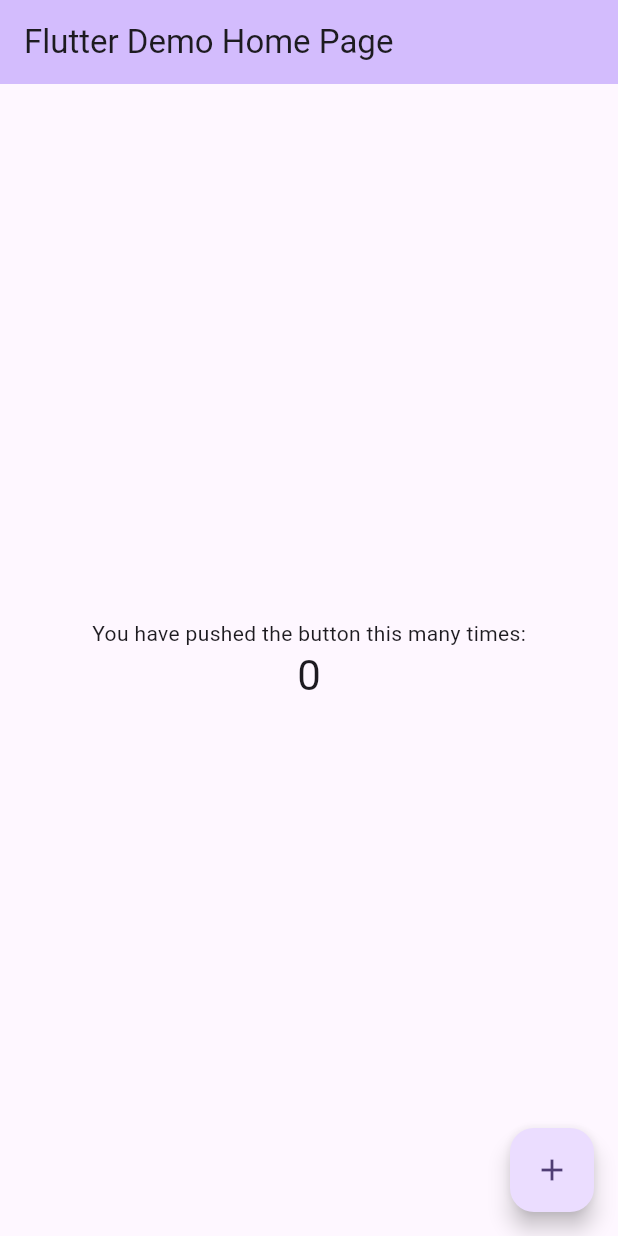
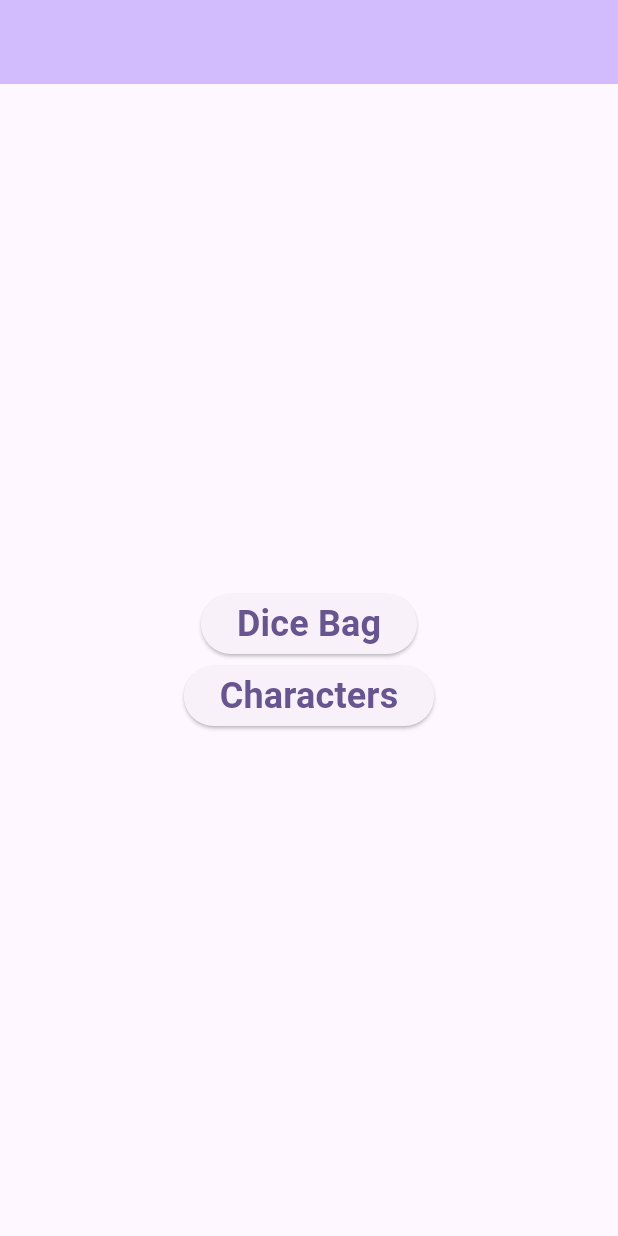
Before and after one commit to BladeLucas/dndassistantapp, a Flutter app: the screen it shows after launch, on a phone screen of 412 x 824 dp. Run offline on Flutter 3.47's test engine with Material 3 defaults, Android fonts, the light colour scheme and no system bars.

Commit message:
Routes created between files, some scaffolding done for characters.dart

```diff
--- a/lib/main.dart
+++ b/lib/main.dart
@@ -1,125 +1,70 @@
+import 'package:dndassistantapp/characters.dart';
+import 'package:dndassistantapp/dicebag.dart';
 import 'package:flutter/material.dart';
 
 void main() {
-  runApp(const MyApp());
+  runApp(const MainMenu());
 }
 
-class MyApp extends StatelessWidget {
-  const MyApp({super.key});
+class MainMenu extends StatelessWidget {
+  const MainMenu({super.key});
 
   // This widget is the root of your application.
   @override
   Widget build(BuildContext context) {
     return MaterialApp(
-      title: 'Flutter Demo',
+      title: 'D&D Assistant',
       theme: ThemeData(
-        // This is the theme of your application.
-        //
-        // TRY THIS: Try running your application with "flutter run". You'll see
-        // the application has a purple toolbar. Then, without quitting the app,
-        // try changing the seedColor in the colorScheme below to Colors.green
-        // and then invoke "hot reload" (save your changes or press the "hot
-        // reload" button in a Flutter-supported IDE, or press "r" if you used
-        // the command line to start the app).
-        //
-        // Notice that the counter didn't reset back to zero; the application
-        // state is not lost during the reload. To reset the state, use hot
-        // restart instead.
-        //
-        // This works for code too, not just values: Most code changes can be
-        // tested with just a hot reload.
         colorScheme: ColorScheme.fromSeed(seedColor: Colors.deepPurple),
         useMaterial3: true,
       ),
-      home: const MyHomePage(title: 'Flutter Demo Home Page'),
+      home: const Menu(),
     );
   }
 }
 
-class MyHomePage extends StatefulWidget {
-  const MyHomePage({super.key, required this.title});
-
-  // This widget is the home page of your application. It is stateful, meaning
-  // that it has a State object (defined below) that contains fields that affect
-  // how it looks.
-
-  // This class is the configuration for the state. It holds the values (in this
-  // case the title) provided by the parent (in this case the App widget) and
-  // used by the build method of the State. Fields in a Widget subclass are
-  // always marked "final".
-
-  final String title;
-
+class Menu extends StatefulWidget {
+  const Menu({super.key});
   @override
-  State<MyHomePage> createState() => _MyHomePageState();
+  State<Menu> createState() => _MenuState();
 }
 
-class _MyHomePageState extends State<MyHomePage> {
-  int _counter = 0;
-
-  void _incrementCounter() {
-    setState(() {
-      // This call to setState tells the Flutter framework that something has
-      // changed in this State, which causes it to rerun the build method below
-      // so that the display can reflect the updated values. If we changed
-      // _counter without calling setState(), then the build method would not be
-      // called again, and so nothing would appear to happen.
-      _counter++;
-    });
-  }
-
+class _MenuState extends State<Menu> {
   @override
   Widget build(BuildContext context) {
-    // This method is rerun every time setState is called, for instance as done
-    // by the _incrementCounter method above.
-    //
-    // The Flutter framework has been optimized to make rerunning build methods
-    // fast, so that you can just rebuild anything that needs updating rather
-    // than having to individually change instances of widgets.
     return Scaffold(
       appBar: AppBar(
-        // TRY THIS: Try changing the color here to a specific color (to
-        // Colors.amber, perhaps?) and trigger a hot reload to see the AppBar
-        // change color while the other colors stay the same.
         backgroundColor: Theme.of(context).colorScheme.inversePrimary,
-        // Here we take the value from the MyHomePage object that was created by
-        // the App.build method, and use it to set our appbar title.
-        title: Text(widget.title),
       ),
       body: Center(
-        // Center is a layout widget. It takes a single child and positions it
-        // in the middle of the parent.
         child: Column(
-          // Column is also a layout widget. It takes a list of children and
-          // arranges them vertically. By default, it sizes itself to fit its
-          // children horizontally, and tries to be as tall as its parent.
-          //
-          // Column has various properties to control how it sizes itself and
-          // how it positions its children. Here we use mainAxisAlignment to
-          // center the children vertically; the main axis here is the vertical
-          // axis because Columns are vertical (the cross axis would be
-          // horizontal).
-          //
-          // TRY THIS: Invoke "debug painting" (choose the "Toggle Debug Paint"
-          // action in the IDE, or press "p" in the console), to see the
-          // wireframe for each widget.
           mainAxisAlignment: MainAxisAlignment.center,
           children: <Widget>[
-            const Text(
-              'You have pushed the button this many times:',
-            ),
-            Text(
-              '$_counter',
-              style: Theme.of(context).textTheme.headlineMedium,
-            ),
+            ElevatedButton(
+                onPressed: () {
+                  Navigator.push(
+                    context,
+                    MaterialPageRoute(builder: (context) => const DiceBag()),
+                  );
+                },
+                child: const Text(
+                  "Dice Bag",
+                  style: TextStyle(fontSize: 24, fontWeight: FontWeight.bold),
+                )),
+            ElevatedButton(
+                onPressed: () {
+                  Navigator.push(
+                      context,
+                      MaterialPageRoute(
+                          builder: (context) => const CharacterList()));
+                },
+                child: const Text(
+                  "Characters",
+                  style: TextStyle(fontSize: 24, fontWeight: FontWeight.bold),
+                ))
           ],
         ),
       ),
-      floatingActionButton: FloatingActionButton(
-        onPressed: _incrementCounter,
-        tooltip: 'Increment',
-        child: const Icon(Icons.add),
-      ), // This trailing comma makes auto-formatting nicer for build methods.
     );
   }
 }
```
Also changed, not shown: lib/characterdetails.dart (added, +27 -0 lines), lib/characters.dart (added, +72 -0 lines), lib/dicebag.dart (added, +25 -0 lines).
